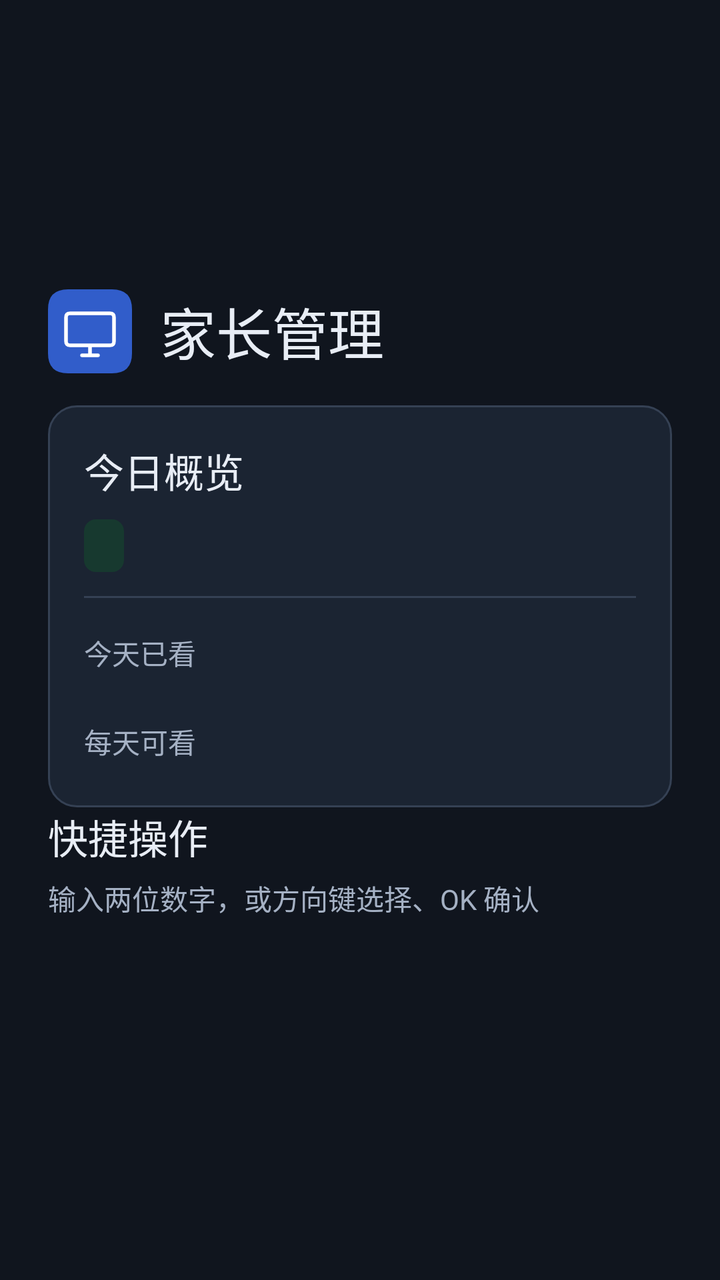
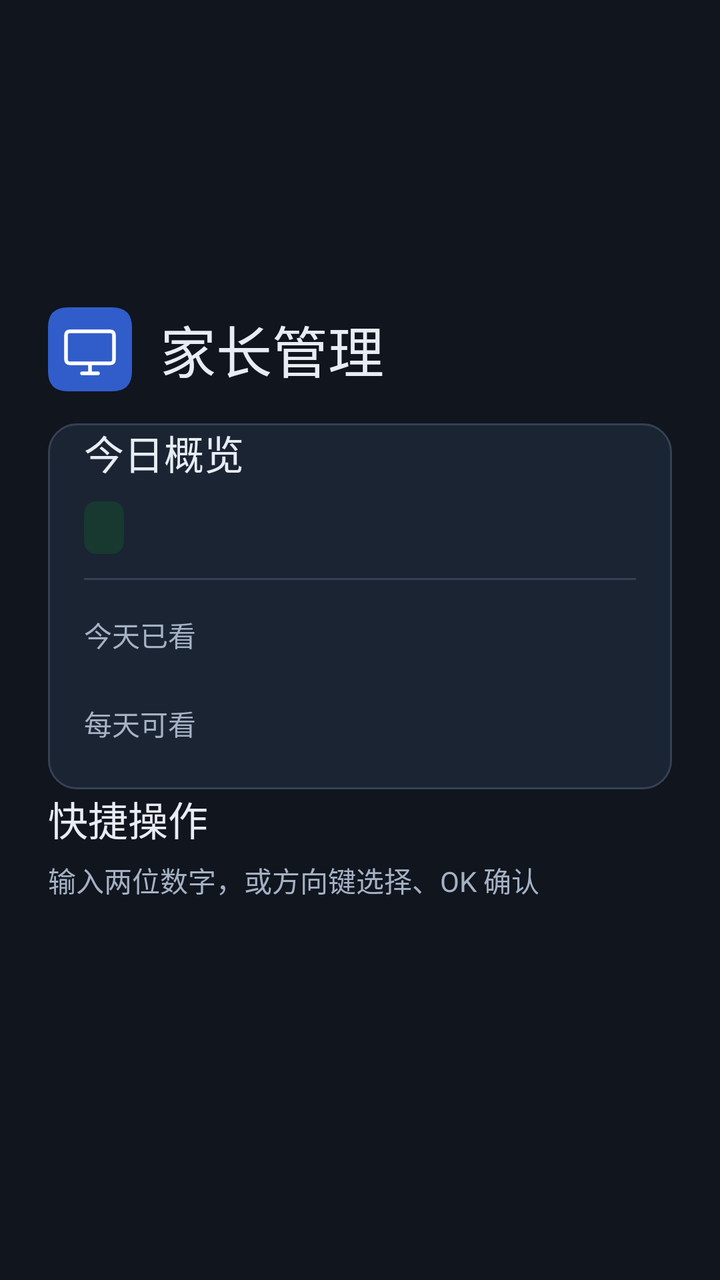

An Android layout rendered at two revisions. The XML below is the earlier revision; the diff shows what the commit changed to produce the second picture.
<!-- AndroidManifest.xml: activity theme Theme.TvGuard.Console -->
<!-- res/layout/activity_main.xml -->
<?xml version="1.0" encoding="utf-8"?>
<FrameLayout xmlns:android="http://schemas.android.com/apk/res/android"
    android:layout_width="match_parent"
    android:layout_height="match_parent"
    android:background="@color/panel_canvas"
    android:paddingStart="24dp"
    android:paddingTop="20dp"
    android:paddingEnd="24dp"
    android:paddingBottom="24dp">

    <ScrollView
        android:id="@+id/main_scroll"
        android:layout_width="match_parent"
        android:layout_height="wrap_content"
        android:layout_gravity="center"
        android:clipToPadding="false"
        android:descendantFocusability="afterDescendants"
        android:fillViewport="false"
        android:focusable="false"
        android:scrollbarStyle="outsideOverlay">

        <LinearLayout
            android:id="@+id/main_panel"
            android:layout_width="match_parent"
            android:layout_height="wrap_content"
            android:orientation="vertical">

            <LinearLayout
                android:layout_width="match_parent"
                android:layout_height="wrap_content"
                android:gravity="center_vertical"
                android:orientation="horizontal">

                <ImageView
                    android:layout_width="42dp"
                    android:layout_height="42dp"
                    android:importantForAccessibility="no"
                    android:src="@drawable/parent_tv_icon" />

                <LinearLayout
                    android:layout_width="0dp"
                    android:layout_height="wrap_content"
                    android:layout_marginStart="14dp"
                    android:layout_weight="1"
                    android:orientation="vertical">

                    <TextView
                        android:id="@+id/panel_title"
                        style="@style/PanelText.Title"
                        android:layout_width="match_parent"
                        android:layout_height="wrap_content"
                        android:text="家长管理" />

                </LinearLayout>
            </LinearLayout>

            <LinearLayout
                android:id="@+id/panel_columns"
                android:layout_width="match_parent"
                android:layout_height="wrap_content"
                android:layout_marginTop="16dp"
                android:baselineAligned="false"
                android:orientation="vertical">

                <LinearLayout
                    android:id="@+id/status_column"
                    android:layout_width="match_parent"
                    android:layout_height="wrap_content"
                    android:orientation="vertical">

                    <LinearLayout
                        android:id="@+id/status_card"
                        android:layout_width="match_parent"
                        android:layout_height="wrap_content"
                        android:background="@drawable/parent_card_bg"
                        android:orientation="vertical"
                        android:padding="18dp">

                        <TextView
                            style="@style/PanelText.Heading"
                            android:layout_width="match_parent"
                            android:layout_height="wrap_content"
                            android:text="今日概览" />

                        <TextView
                            android:id="@+id/status_text"
                            style="@style/PanelText.Caption"
                            android:layout_width="wrap_content"
                            android:layout_height="wrap_content"
                            android:layout_marginTop="10dp"
                            android:background="@drawable/parent_status_bg"
                            android:paddingStart="10dp"
                            android:paddingTop="5dp"
                            android:paddingEnd="10dp"
                            android:paddingBottom="5dp"
                            android:textColor="@color/panel_green" />

                        <TextView
                            android:id="@+id/today_override"
                            style="@style/PanelText.Caption"
                            android:layout_width="match_parent"
                            android:layout_height="wrap_content"
                            android:layout_marginTop="10dp"
                            android:text="今天不限时"
                            android:textColor="@color/panel_amber"
                            android:visibility="gone" />

                        <View
                            android:layout_width="match_parent"
                            android:layout_height="1dp"
                            android:layout_marginTop="12dp"
                            android:layout_marginBottom="12dp"
                            android:background="@color/panel_line" />

                        <LinearLayout
                            android:layout_width="match_parent"
                            android:layout_height="wrap_content"
                            android:gravity="center_vertical"
                            android:orientation="horizontal">

                            <TextView
                                style="@style/PanelText.Caption"
                                android:layout_width="0dp"
                                android:layout_height="wrap_content"
                                android:layout_weight="1"
                                android:text="今天已看" />

                            <TextView
                                android:id="@+id/used_time_value"
                                style="@style/PanelText.Value"
                                android:layout_width="wrap_content"
                                android:layout_height="wrap_content" />
                        </LinearLayout>

                        <LinearLayout
                            android:layout_width="match_parent"
                            android:layout_height="wrap_content"
                            android:layout_marginTop="14dp"
                            android:gravity="center_vertical"
                            android:orientation="horizontal">

                            <TextView
                                style="@style/PanelText.Caption"
                                android:layout_width="0dp"
                                android:layout_height="wrap_content"
                                android:layout_weight="1"
                                android:text="每天可看" />

                            <TextView
                                android:id="@+id/daily_limit_value"
                                style="@style/PanelText.Value"
                                android:layout_width="wrap_content"
                                android:layout_height="wrap_content" />
                        </LinearLayout>

                        <TextView
                            android:id="@+id/bonus_summary"
                            style="@style/PanelText.Caption"
                            android:layout_width="match_parent"
                            android:layout_height="wrap_content"
                            android:layout_marginTop="12dp"
                            android:textColor="@color/panel_blue_text"
                            android:visibility="gone" />
                    </LinearLayout>

                    <TextView
                        android:id="@+id/update_text"
                        style="@style/PanelText.Caption"
                        android:layout_width="match_parent"
                        android:layout_height="wrap_content"
                        android:layout_marginTop="12dp"
                        android:lineSpacingExtra="3dp"
                        android:textColor="@color/panel_blue_text"
                        android:visibility="gone" />

                    <TextView
                        android:id="@+id/warn_text"
                        style="@style/PanelText.Caption"
                        android:layout_width="match_parent"
                        android:layout_height="wrap_content"
                        android:layout_marginTop="12dp"
                        android:background="@drawable/parent_notice_bg"
                        android:lineSpacingExtra="3dp"
                        android:padding="12dp"
                        android:textColor="@color/panel_amber"
                        android:visibility="gone" />
                </LinearLayout>

                <LinearLayout
                    android:id="@+id/menu_column"
                    android:layout_width="match_parent"
                    android:layout_height="wrap_content"
                    android:orientation="vertical">

                    <TextView
                        style="@style/PanelText.Heading"
                        android:layout_width="match_parent"
                        android:layout_height="wrap_content"
                        android:text="快捷操作" />

                    <TextView
                        android:id="@+id/menu_hint"
                        style="@style/PanelText.Caption"
                        android:layout_width="match_parent"
                        android:layout_height="wrap_content"
                        android:layout_marginTop="6dp"
                        android:layout_marginBottom="4dp"
                        android:text="输入两位数字，或方向键选择、OK 确认" />

                    <LinearLayout
                        android:id="@+id/menu_actions"
                        android:layout_width="match_parent"
                        android:layout_height="wrap_content"
                        android:baselineAligned="false"
                        android:descendantFocusability="afterDescendants"
                        android:orientation="vertical" />
                </LinearLayout>
            </LinearLayout>

            <TextView
                android:id="@+id/version_text"
                style="@style/PanelText.Caption"
                android:layout_width="match_parent"
                android:layout_height="wrap_content"
                android:layout_marginTop="12dp" />
        </LinearLayout>
    </ScrollView>
</FrameLayout>
<!-- resources referenced by this layout -->
<resources>
  <color name="panel_amber">#F3C478</color>
  <color name="panel_blue_text">#9AB9FF</color>
  <color name="panel_canvas">#10151E</color>
  <color name="panel_green">#90D9B3</color>
  <color name="panel_line">#354154</color>
  <!-- drawable parent_card_bg (drawable) -->
  <?xml version="1.0" encoding="utf-8"?>
  <shape xmlns:android="http://schemas.android.com/apk/res/android">
      <solid android:color="@color/panel_surface" />
      <stroke android:width="1dp" android:color="@color/panel_line" />
      <corners android:radius="14dp" />
  </shape>
  <!-- drawable parent_notice_bg (drawable) -->
  <?xml version="1.0" encoding="utf-8"?>
  <shape xmlns:android="http://schemas.android.com/apk/res/android">
      <solid android:color="@color/panel_amber_soft" />
      <corners android:radius="10dp" />
  </shape>
  <!-- drawable parent_status_bg (drawable) -->
  <?xml version="1.0" encoding="utf-8"?>
  <shape xmlns:android="http://schemas.android.com/apk/res/android">
      <solid android:color="@color/panel_green_soft" />
      <corners android:radius="6dp" />
  </shape>
  <!-- drawable parent_tv_icon (drawable) -->
  <?xml version="1.0" encoding="utf-8"?>
  <vector xmlns:android="http://schemas.android.com/apk/res/android"
      android:width="42dp" android:height="42dp"
      android:viewportWidth="42" android:viewportHeight="42">
      <path android:fillColor="@color/panel_blue" android:pathData="M10,0H32Q42,0 42,10V32Q42,42 32,42H10Q0,42 0,32V10Q0,0 10,0" />
      <path android:fillColor="@android:color/transparent" android:strokeColor="#FFFFFF"
          android:strokeWidth="1.8" android:strokeLineCap="round" android:strokeLineJoin="round"
          android:pathData="M11,12H31Q33,12 33,14V26Q33,28 31,28H11Q9,28 9,26V14Q9,12 11,12ZM17,33H25M21,28V33" />
  </vector>
  <style name="PanelText.Caption">
          <item name="android:textColor">@color/panel_muted</item>
          <item name="android:textSize">14sp</item>
      </style>
  <style name="PanelText.Heading">
          <item name="android:fontFamily">sans-serif-medium</item>
          <item name="android:textSize">20sp</item>
      </style>
  <style name="PanelText.Title">
          <item name="android:fontFamily">sans-serif-medium</item>
          <item name="android:textSize">28sp</item>
      </style>
  <style name="PanelText.Value">
          <item name="android:fontFamily">sans-serif-medium</item>
          <item name="android:textSize">26sp</item>
      </style>
  <style name="Theme.TvGuard.Console" parent="@android:style/Theme.DeviceDefault.NoActionBar">
          <item name="android:windowBackground">@android:color/transparent</item>
          <item name="android:windowIsTranslucent">true</item>
          <item name="android:backgroundDimEnabled">false</item>
          <item name="android:windowNoTitle">true</item>
          <item name="android:windowContentOverlay">@null</item>
          <item name="android:windowAnimationStyle">@null</item>
      </style>
  <color name="panel_surface">#1B2432</color>
  <color name="panel_amber_soft">#332A1D</color>
  <color name="panel_green_soft">#17392F</color>
  <color name="panel_blue">#315DCA</color>
  <color name="panel_muted">#A5B1C4</color>
</resources>

<!-- the commit's change to res/layout/activity_main.xml (unified diff, before → after) -->
@@ -74,9 +74,13 @@
                         android:layout_height="wrap_content"
                         android:background="@drawable/parent_card_bg"
                         android:orientation="vertical"
-                        android:padding="18dp">
-
-                        <TextView
+                        android:paddingStart="18dp"
+                        android:paddingTop="0dp"
+                        android:paddingEnd="18dp"
+                        android:paddingBottom="18dp">
+
+                        <TextView
+                            android:id="@+id/status_heading"
                             style="@style/PanelText.Heading"
                             android:layout_width="match_parent"
                             android:layout_height="wrap_content"
@@ -193,6 +197,7 @@
                     android:orientation="vertical">
 
                     <TextView
+                        android:id="@+id/menu_heading"
                         style="@style/PanelText.Heading"
                         android:layout_width="match_parent"
                         android:layout_height="wrap_content"
